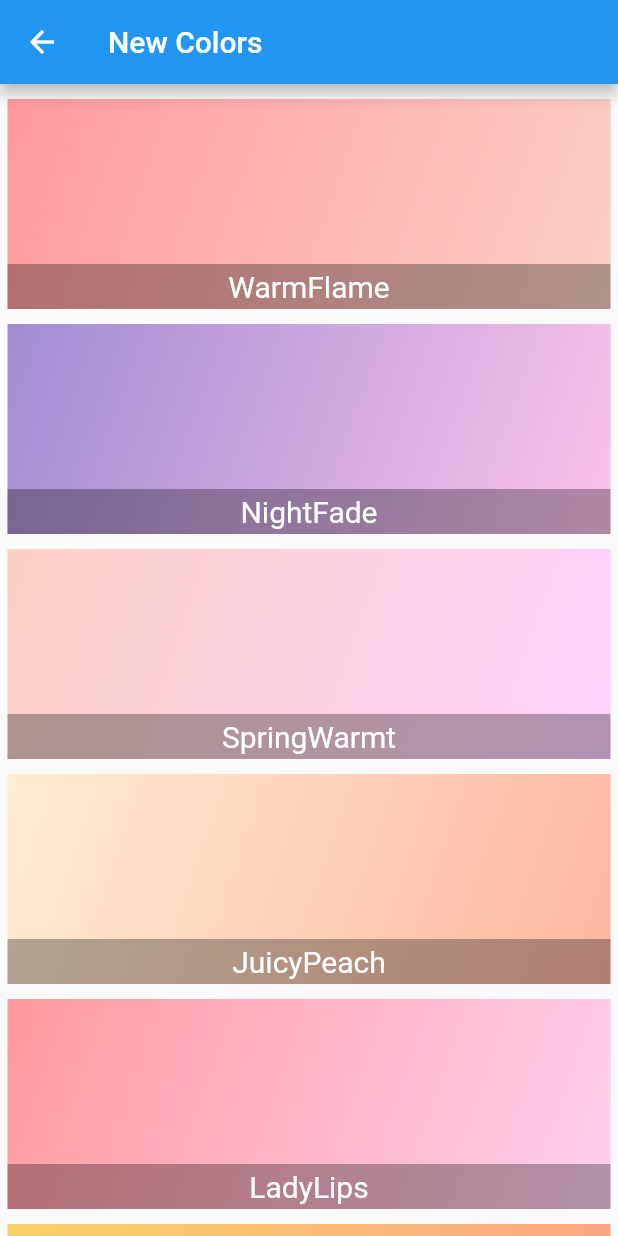
After one commit to skaran921/flutter_gradient_colors, a Flutter app: the screen it shows after launch, after a tap on "New Colors", on a phone screen of 412 x 824 dp. The commit adds this screen. Run offline on Flutter 3.47's test engine with Material 2 defaults, Android fonts, the phone set to English and light mode, and no system bars.

Commit message:
#updateExample
Add New 100 Colors Example

```diff
--- a/example/lib/main.dart
+++ b/example/lib/main.dart
@@ -1,3 +1,4 @@
+import 'package:example/new_colors.dart';
 import 'package:flutter/cupertino.dart';
 import 'package:flutter/material.dart';
 import 'package:flutter_gradient_colors/flutter_gradient_colors.dart';
@@ -27,6 +28,19 @@ class BodyPart extends StatelessWidget {
     return CupertinoScrollbar(
       child: ListView(
         children: <Widget>[
+          Padding(
+              child: FlatButton(
+                color: Colors.indigo,
+                child: Text(
+                  "New Colors",
+                  style: TextStyle(color: Colors.white),
+                ),
+                onPressed: () {
+                  Navigator.push(context,
+                      MaterialPageRoute(builder: (context) => NewColors()));
+                },
+              ),
+              padding: EdgeInsets.all(16.0)),
           ContainerWidget(
             colorName: "Blue",
             colors: GradientColors.blue,
--- /dev/null
+++ b/example/lib/new_colors.dart
@@ -0,0 +1,128 @@
+import 'package:example/container_widget.dart';
+import 'package:flutter/material.dart';
+import 'package:flutter_gradient_colors/flutter_gradient_colors.dart';
+
+class NewColors extends StatelessWidget {
+  List colorNames = [
+    {"name": "WarmFlame", "color": GradientColors.warmFlame},
+    {"name": "NightFade", "color": GradientColors.nightFade},
+    {"name": "SpringWarmt", "color": GradientColors.springWarmt},
+    {"name": "JuicyPeach", "color": GradientColors.juicyPeach},
+    {"name": "LadyLips", "color": GradientColors.ladyLips},
+    {"name": "SunnyMorning", "color": GradientColors.sunnyMorning},
+    {"name": "RainyAshville", "color": GradientColors.rainyAshville},
+    {"name": "FrozenDreams", "color": GradientColors.frozenDreams},
+    {"name": "WinterNeva", "color": GradientColors.winterNeva},
+    {"name": "DustyGrass", "color": GradientColors.dustyGrass},
+    {"name": "TemptingAzure", "color": GradientColors.temptingAzure},
+    {"name": "HeavyRain", "color": GradientColors.heavyRain},
+    {"name": "AmyCrisp", "color": GradientColors.amyCrisp},
+    {"name": "MeanFruit", "color": GradientColors.meanFruit},
+    {"name": "LightBluee", "color": GradientColors.lightBluee},
+    {"name": "RipeMalinka", "color": GradientColors.ripeMalinka},
+    {"name": "CloudyKnoxville", "color": GradientColors.cloudyKnoxville},
+    {"name": "MalibuBeach", "color": GradientColors.malibuBeach},
+    {"name": "NewLife", "color": GradientColors.newLife},
+    {"name": "TrueSunset", "color": GradientColors.trueSunset},
+    {"name": "MorpheusDen", "color": GradientColors.morpheusDen},
+    {"name": "RareWind", "color": GradientColors.rareWind},
+    {"name": "WildApple", "color": GradientColors.wildApple},
+    {"name": "PlumPlate", "color": GradientColors.plumPlate},
+    {"name": "EverlastingSky", "color": GradientColors.everlastingSky},
+    {"name": "HappyFisher", "color": GradientColors.happyFisher},
+    {"name": "BlessingGet", "color": GradientColors.blessingGet},
+    {"name": "SharpeyeEagle", "color": GradientColors.sharpeyeEagle},
+    {"name": "LiadogaBottom", "color": GradientColors.liadogaBottom},
+    {"name": "LemonGate", "color": GradientColors.lemonGate},
+    {"name": "ItmeoBranding", "color": GradientColors.itmeoBranding},
+    {"name": "ZeusMiracle", "color": GradientColors.zeusMiracle},
+    {"name": "DeepBlue", "color": GradientColors.deepBlue},
+    {"name": "HappyAcid", "color": GradientColors.happyAcid},
+    {"name": "AwesomePine", "color": GradientColors.awesomePine},
+    {"name": "NewYork", "color": GradientColors.newYork},
+    {"name": "MixedHopes", "color": GradientColors.mixedHopes},
+    {"name": "FlyHigh", "color": GradientColors.flyHigh},
+    {"name": "FreshMilk", "color": GradientColors.freshMilk},
+    {"name": "SnowAgain", "color": GradientColors.snowAgain},
+    {"name": "FebruaryInk", "color": GradientColors.februaryInk},
+    {"name": "KindSteel", "color": GradientColors.kindSteel},
+    {"name": "SoftGrass", "color": GradientColors.softGrass},
+    {"name": "GrownEarly", "color": GradientColors.grownEarly},
+    {"name": "SharpBlues", "color": GradientColors.sharpBlues},
+    {"name": "ShadyWater", "color": GradientColors.shadyWater},
+    {"name": "DirtyBeauty", "color": GradientColors.dirtyBeauty},
+    {"name": "GreatWhale", "color": GradientColors.greatWhale},
+    {"name": "TeenNotebook", "color": GradientColors.teenNotebook},
+    {"name": "PoliteRumors", "color": GradientColors.politeRumors},
+    {"name": "RedSalvation", "color": GradientColors.redSalvation},
+    {"name": "NightParty", "color": GradientColors.nightParty},
+    {"name": "SkyGlider", "color": GradientColors.skyGlider},
+    {"name": "HeavenPeach", "color": GradientColors.heavenPeach},
+    {"name": "PurpleDivision", "color": GradientColors.purpleDivision},
+    {"name": "AquaSplash", "color": GradientColors.aquaSplash},
+    {"name": "RedLove", "color": GradientColors.redLove},
+    {"name": "CleanMirror", "color": GradientColors.cleanMirror},
+    {"name": "PremiumDark", "color": GradientColors.premiumDark},
+    {"name": "CochitiLake", "color": GradientColors.cochitiLake},
+    {"name": "SummerGames", "color": GradientColors.summerGames},
+    {"name": "PassionateRed", "color": GradientColors.passionateRed},
+    {"name": "MountainRock", "color": GradientColors.mountainRock},
+    {"name": "DesertHump", "color": GradientColors.desertHump},
+    {"name": "JungleDay", "color": GradientColors.jungleDay},
+    {"name": "PhoenixStart", "color": GradientColors.phoenixStart},
+    {"name": "OctoberSilence", "color": GradientColors.octoberSilence},
+    {"name": "FarawayRiver", "color": GradientColors.farawayRiver},
+    {"name": "AslchemistLab", "color": GradientColors.alchemistLab},
+    {"name": "OverSun", "color": GradientColors.overSun},
+    {"name": "MarsParty", "color": GradientColors.marsParty},
+    {"name": "EternalConstance", "color": GradientColors.eternalConstance},
+    {"name": "SummerGames", "color": GradientColors.japanBlush},
+    {"name": "JapanBlush", "color": GradientColors.summerGames},
+    {"name": "SmilingRain", "color": GradientColors.smilingRain},
+    {"name": "Cloudy", "color": GradientColors.cloudy},
+    {"name": "BigMango", "color": GradientColors.bigMango},
+    {"name": "HealthyWater", "color": GradientColors.healthyWater},
+    {"name": "Amour", "color": GradientColors.amour},
+    {"name": "StrongStick", "color": GradientColors.strongStick},
+    {"name": "BlackGray", "color": GradientColors.blackGray},
+    {"name": "PaloAlto", "color": GradientColors.paloAlto},
+    {"name": "HappyMemories", "color": GradientColors.happyMemories},
+    {"name": "MidnightBloom", "color": GradientColors.midnightBloom},
+    {"name": "Crystalline", "color": GradientColors.crystalline},
+    {"name": "PartyBliss", "color": GradientColors.partyBliss},
+    {"name": "ConfidentCloud", "color": GradientColors.confidentCloud},
+    {"name": "LeCocktail", "color": GradientColors.leCocktail},
+    {"name": "RiverCity", "color": GradientColors.riverCity},
+    {"name": "RozenBerry", "color": GradientColors.rozenBerry},
+    {"name": "ChildCare", "color": GradientColors.childCare},
+    {"name": "FlyingLemon", "color": GradientColors.flyingLemon},
+    {"name": "HiddenJaguar", "color": GradientColors.hiddenJaguar},
+    {"name": "Nega", "color": GradientColors.nega},
+    {"name": "Seashore", "color": GradientColors.seashore},
+    {"name": "MarbleWall", "color": GradientColors.marbleWall},
+    {"name": "CheerfulCaramel", "color": GradientColors.cheerfulCaramel},
+    {"name": "NightSky", "color": GradientColors.nightSky},
+    {"name": "YoungGrass", "color": GradientColors.youngGrass},
+    {"name": "ColorfulPeach", "color": GradientColors.colorfulPeach},
+    {"name": "GentleCare", "color": GradientColors.gentleCare},
+    {"name": "PlumBath", "color": GradientColors.plumBath},
+    {"name": "HappyUnicorn", "color": GradientColors.happyUnicorn},
+    {"name": "GlassWater", "color": GradientColors.glassWater},
+  ];
+
+  @override
+  Widget build(BuildContext context) {
+    return Scaffold(
+      appBar: AppBar(
+        title: Text("New Colors"),
+      ),
+      body: ListView(
+          children: colorNames.map((colorDetails) {
+        return ContainerWidget(
+          colorName: "${colorDetails['name']}",
+          colors: colorDetails["color"],
+        );
+      }).toList()),
+    );
+  }
+}
```
